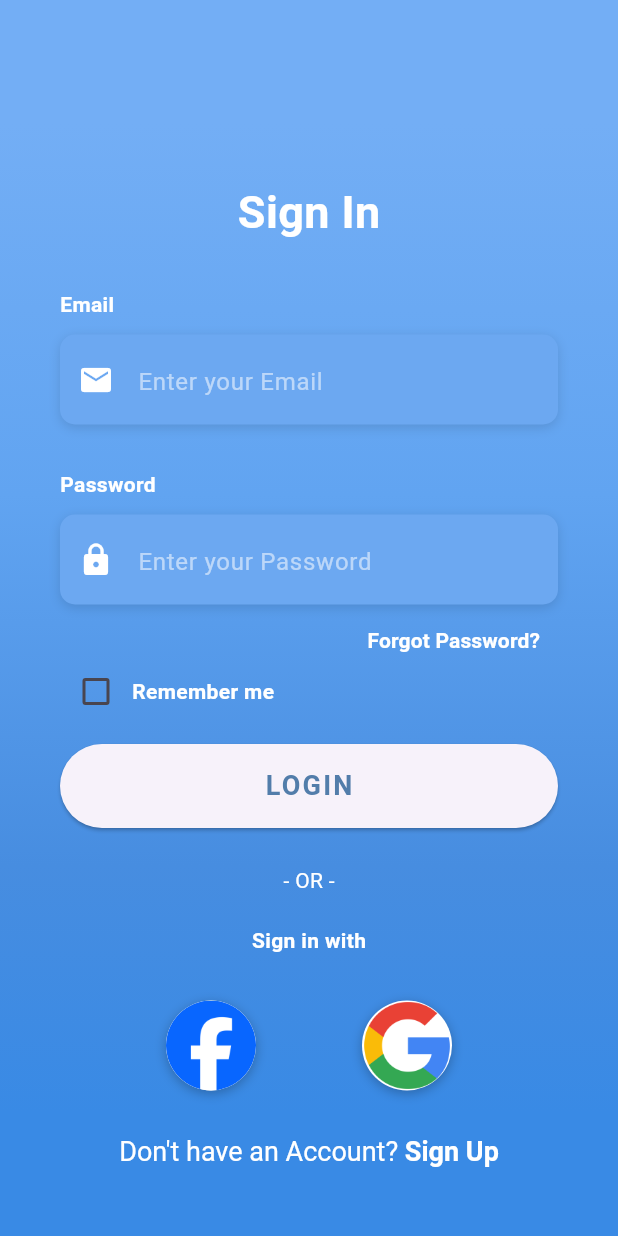
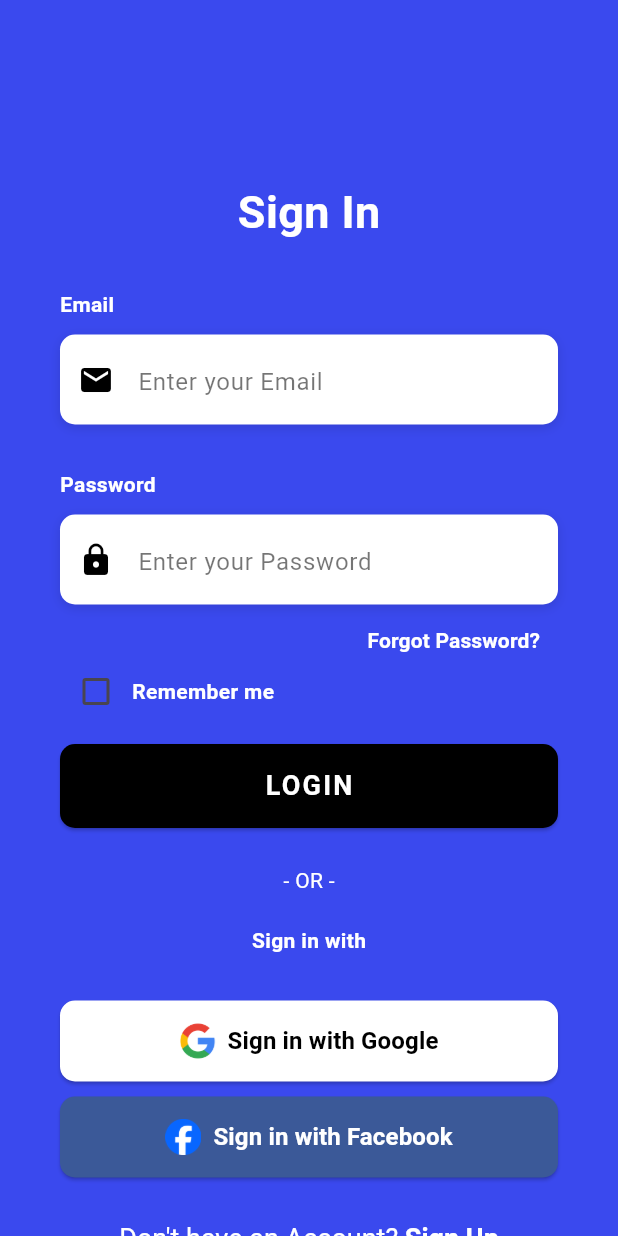
Before and after one commit to IK-49/Scribe, a Flutter app: the LoginPage screen opened directly, on a phone screen of 412 x 824 dp. Run offline on Flutter 3.47's test engine with Material 3 defaults, Android fonts, the phone set to English and light mode, and no system bars; our stand-ins replace firebase_auth, firebase_core; missing offline and left inert: flutter_quill; accounts and stored records are empty; network calls fail; Roboto replaces fonts that are missing (OpenSans).

Commit message:
changed styles
- changed styles for login and sign up pages

```diff
--- a/lib/constants.dart
+++ /dev/null
@@ -1,24 +0,0 @@
-import 'package:flutter/material.dart';
-
-final kHintTextStyle = TextStyle(
-  color: Colors.white54,
-  fontFamily: 'OpenSans',
-);
-
-final kLabelStyle = TextStyle(
-  color: Colors.white,
-  fontWeight: FontWeight.bold,
-  fontFamily: 'OpenSans',
-);
-
-final kBoxDecorationStyle = BoxDecoration(
-  color: Color(0xFF6CA8F1),
-  borderRadius: BorderRadius.circular(10.0),
-  boxShadow: [
-    BoxShadow(
-      color: Colors.black12,
-      blurRadius: 6.0,
-      offset: Offset(0, 2),
-    ),
-  ],
-);
--- a/lib/login_pages/login.dart
+++ b/lib/login_pages/login.dart
@@ -1,7 +1,6 @@
 import 'package:flutter/material.dart';
 import 'package:flutter/services.dart';
 import 'package:Scribe/main_pages/main_page.dart';
-import '../constants.dart';
 import 'package:firebase_auth/firebase_auth.dart';
 import 'sign_up.dart';
 
@@ -22,18 +21,32 @@ class _LoginPageState extends State<LoginPage> {
       children: <Widget>[
         Text(
           'Email',
-          style: kLabelStyle,
+          style: TextStyle(
+            color: Colors.white, // kLabelStyle replacement
+            fontWeight: FontWeight.bold,
+            fontFamily: 'OpenSans',
+          ),
         ),
         SizedBox(height: 10.0),
         Container(
           alignment: Alignment.centerLeft,
-          decoration: kBoxDecorationStyle,
+          decoration: BoxDecoration(
+            color: Colors.white, // kBoxDecorationStyle replacement
+            borderRadius: BorderRadius.circular(10.0),
+            boxShadow: [
+              BoxShadow(
+                color: Colors.black12,
+                blurRadius: 6.0,
+                offset: Offset(0, 2),
+              ),
+            ],
+          ),
           height: 60.0,
           child: TextField(
             controller: _emailController,
             keyboardType: TextInputType.emailAddress,
             style: TextStyle(
-              color: Colors.white,
+              color: Colors.black,
               fontFamily: 'Roboto',
             ),
             decoration: InputDecoration(
@@ -41,10 +54,13 @@ class _LoginPageState extends State<LoginPage> {
               contentPadding: EdgeInsets.only(top: 14.0),
               prefixIcon: Icon(
                 Icons.email,
-                color: Colors.white,
+                color: Colors.black,
               ),
               hintText: 'Enter your Email',
-              hintStyle: kHintTextStyle,
+              hintStyle: TextStyle(
+                color: Colors.black54, // kHintTextStyle replacement
+                fontFamily: 'OpenSans',
+              ),
             ),
           ),
         ),
@@ -58,18 +74,32 @@ class _LoginPageState extends State<LoginPage> {
       children: <Widget>[
         Text(
           'Password',
-          style: kLabelStyle,
+          style: TextStyle(
+            color: Colors.white, // kLabelStyle replacement
+            fontWeight: FontWeight.bold,
+            fontFamily: 'OpenSans',
+          ),
         ),
         SizedBox(height: 10.0),
         Container(
           alignment: Alignment.centerLeft,
-          decoration: kBoxDecorationStyle,
+          decoration: BoxDecoration(
+            color: Colors.white, // kBoxDecorationStyle replacement
+            borderRadius: BorderRadius.circular(10.0),
+            boxShadow: [
+              BoxShadow(
+                color: Colors.black12,
+                blurRadius: 6.0,
+                offset: Offset(0, 2),
+              ),
+            ],
+          ),
           height: 60.0,
           child: TextField(
             controller: _passwordController,
             obscureText: true,
             style: TextStyle(
-              color: Colors.white,
+              color: Colors.black,
               fontFamily: 'Roboto',
             ),
             decoration: InputDecoration(
@@ -77,10 +107,13 @@ class _LoginPageState extends State<LoginPage> {
               contentPadding: EdgeInsets.only(top: 14.0),
               prefixIcon: Icon(
                 Icons.lock,
-                color: Colors.white,
+                color: Colors.black,
               ),
               hintText: 'Enter your Password',
-              hintStyle: kHintTextStyle,
+              hintStyle: TextStyle(
+                color: Colors.black54, // kHintTextStyle replacement
+                fontFamily: 'OpenSans',
+              ),
             ),
           ),
         ),
@@ -95,7 +128,11 @@ class _LoginPageState extends State<LoginPage> {
         onPressed: () => print('Forgot Password Button Pressed'),
         child: Text(
           'Forgot Password?',
-          style: kLabelStyle,
+          style: TextStyle(
+            color: Colors.white, // kLabelStyle replacement
+            fontWeight: FontWeight.bold,
+            fontFamily: 'OpenSans',
+          ),
         ),
       ),
     );
@@ -121,7 +158,11 @@ class _LoginPageState extends State<LoginPage> {
           ),
           Text(
             'Remember me',
-            style: kLabelStyle,
+            style: TextStyle(
+              color: Colors.white, // kLabelStyle replacement
+              fontWeight: FontWeight.bold,
+              fontFamily: 'OpenSans',
+            ),
           ),
         ],
       ),
@@ -139,10 +180,11 @@ class _LoginPageState extends State<LoginPage> {
 
           try {
             final UserCredential userCredential = await FirebaseAuth.instance
-              .signInWithEmailAndPassword(email: email, password: password);
+                .signInWithEmailAndPassword(email: email, password: password);
 
             print('Logged in successfully!');
-            Navigator.push(context, MaterialPageRoute(builder: (context) => MainScreen()));
+            Navigator.push(
+                context, MaterialPageRoute(builder: (context) => MainScreen()));
           } on FirebaseAuthException catch (e) {
             if (e.code == 'user-not-found') {
               print('No user found for this email.');
@@ -154,16 +196,16 @@ class _LoginPageState extends State<LoginPage> {
           }
         },
         style: ElevatedButton.styleFrom(
-          foregroundColor: Colors.white,
+          backgroundColor: Colors.black, // Same color as landing page
           padding: EdgeInsets.all(15.0),
           shape: RoundedRectangleBorder(
-            borderRadius: BorderRadius.circular(30.0),
+            borderRadius: BorderRadius.circular(10.0),
           ),
         ),
         child: Text(
           'LOGIN',
           style: TextStyle(
-            color: Color(0xFF527DAA),
+            color: Colors.white, // White text
             letterSpacing: 1.5,
             fontSize: 18.0,
             fontWeight: FontWeight.bold,
@@ -187,52 +229,74 @@ class _LoginPageState extends State<LoginPage> {
         SizedBox(height: 20.0),
         Text(
           'Sign in with',
-          style: kLabelStyle,
+          style: TextStyle(
+            color: Colors.white, // kLabelStyle replacement
+            fontWeight: FontWeight.bold,
+            fontFamily: 'OpenSans',
+          ),
         ),
       ],
-    );
-  }
-
-  Widget _buildSocialBtn(Function onTap, AssetImage logo) {
-    return GestureDetector(
-      onTap: () => onTap(),
-      child: Container(
-        height: 60.0,
-        width: 60.0,
-        decoration: BoxDecoration(
-          shape: BoxShape.circle,
-          color: Colors.white,
-          boxShadow: [
-            BoxShadow(
-              color: Colors.black26,
-              offset: Offset(0, 2),
-              blurRadius: 6.0,
-            ),
-          ],
-          image: DecorationImage(
-            image: logo,
-          ),
-        ),
-      ),
     );
   }
 
   Widget _buildSocialBtnRow() {
     return Padding(
       padding: EdgeInsets.symmetric(vertical: 30.0),
-      child: Row(
-        mainAxisAlignment: MainAxisAlignment.spaceEvenly,
-        children: <Widget>[
-          _buildSocialBtn(
-            () => print('Login with Facebook'),
-            AssetImage(
-              'assets/facebook.png',
+      child: Column(
+        children: [
+          // Google button
+          Container(
+            width: double.infinity,
+            child: ElevatedButton.icon(
+              onPressed: () => print('Login with Google'),
+              icon: Image.asset(
+                'assets/google.png', // Google icon asset
+                height: 24.0,
+              ),
+              label: Text(
+                'Sign in with Google',
+                style: TextStyle(
+                  color: Colors.black,
+                  fontSize: 16.0,
+                  fontWeight: FontWeight.bold,
+                  fontFamily: 'Roboto',
+                ),
+              ),
+              style: ElevatedButton.styleFrom(
+                backgroundColor: Colors.white, // Google button color
+                padding: EdgeInsets.symmetric(vertical: 15.0),
+                shape: RoundedRectangleBorder(
+                  borderRadius: BorderRadius.circular(10.0),
+                ),
+              ),
             ),
           ),
-          _buildSocialBtn(
-            () => print('Login with Google'),
-            AssetImage(
-              'assets/google.png',
+          SizedBox(height: 10.0),
+          // Facebook button
+          Container(
+            width: double.infinity,
+            child: ElevatedButton.icon(
+              onPressed: () => print('Login with Facebook'),
+              icon: Image.asset(
+                'assets/facebook.png', // Facebook icon asset
+                height: 24.0,
+              ),
+              label: Text(
+                'Sign in with Facebook',
+                style: TextStyle(
+                  color: Colors.white,
+                  fontSize: 16.0,
+                  fontWeight: FontWeight.bold,
+                  fontFamily: 'Roboto',
+                ),
+              ),
+              style: ElevatedButton.styleFrom(
+                backgroundColor: Color(0xFF3b5998), // Facebook button color
+                padding: EdgeInsets.symmetric(vertical: 15.0),
+                shape: RoundedRectangleBorder(
+                  borderRadius: BorderRadius.circular(10.0),
+                ),
+              ),
             ),
           ),
         ],
@@ -282,17 +346,7 @@ class _LoginPageState extends State<LoginPage> {
                 height: double.infinity,
                 width: double.infinity,
                 decoration: BoxDecoration(
-                  gradient: LinearGradient(
-                    begin: Alignment.topCenter,
-                    end: Alignment.bottomCenter,
-                    colors: [
-                      Color(0xFF73AEF5),
-                      Color(0xFF61A4F1),
-                      Color(0xFF478DE0),
-                      Color(0xFF398AE5),
-                    ],
-                    stops: [0.1, 0.4, 0.7, 0.9],
-                  ),
+                  color: Color.fromARGB(255, 58, 73, 238),
                 ),
               ),
               Container(
```
Also changed, not shown: lib/login_pages/sign_up.dart (+72 -30 lines).
